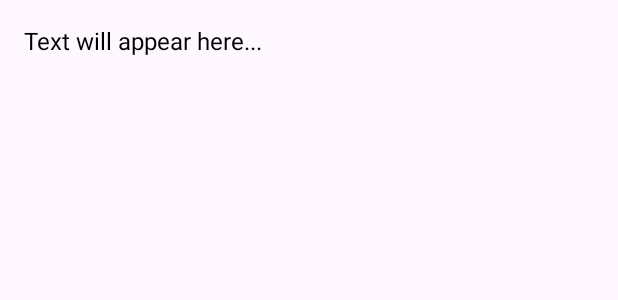
After one commit to Robi-pointer/medilinkAppLogin, an Android app: the layout fragment_prescription_reader.xml on its own in the app's theme, with its tools: preview values and no code run, on a phone screen of 412 x 824 dp. The commit adds this screen. Shown: the top 300 px of the screen. Run offline under Robolectric (Android 15) with nearby library versions, the light colour scheme and no system bars.

Commit message:
prescriptionReader developed

```diff
--- a/app/build.gradle.kts
+++ b/app/build.gradle.kts
@@ -43,6 +43,7 @@ dependencies {
     testImplementation(libs.junit)
     androidTestImplementation(libs.ext.junit)
     androidTestImplementation(libs.espresso.core)
+    implementation ("com.google.mlkit:text-recognition:16.0.1")
     implementation("com.android.volley:volley:1.2.1")
 
 
--- a/app/src/main/AndroidManifest.xml
+++ b/app/src/main/AndroidManifest.xml
@@ -1,6 +1,8 @@
 <?xml version="1.0" encoding="utf-8"?>
 <manifest xmlns:android="http://schemas.android.com/apk/res/android"
     xmlns:tools="http://schemas.android.com/tools">
+    <uses-permission android:name="android.permission.CAMERA"/>
+    <uses-permission android:name="android.permission.READ_EXTERNAL_STORAGE"/>
     <uses-permission android:name="android.permission.INTERNET" />
 
 
--- a/app/src/main/res/layout/fragment_home.xml
+++ b/app/src/main/res/layout/fragment_home.xml
@@ -50,7 +50,7 @@
             app:cardElevation="15dp"
             android:layout_weight="1">
             <LinearLayout
-                android:id="@+id/handwritingUploadLayout"
+                android:id="@+id/prescriptionLayout"
                 android:layout_width="match_parent"
                 android:layout_height="wrap_content"
 
--- /dev/null
+++ b/app/src/main/res/layout/fragment_prescription_reader.xml
@@ -0,0 +1,14 @@
+<?xml version="1.0" encoding="utf-8"?>
+<ScrollView xmlns:android="http://schemas.android.com/apk/res/android"
+    android:layout_width="match_parent"
+    android:layout_height="match_parent"
+    android:padding="16dp">
+
+    <TextView
+        android:id="@+id/recognizedTextView"
+        android:layout_width="match_parent"
+        android:layout_height="wrap_content"
+        android:text="Text will appear here..."
+        android:textSize="16sp"
+        android:textColor="#000000" />
+</ScrollView>
```
Also changed, not shown: app/src/main/java/com/example/medilinkapplogin/HomeFragment.java (+101 -2 lines), app/src/main/java/com/example/medilinkapplogin/prescriptionReaderFragment.java (added, +73 -0 lines).
